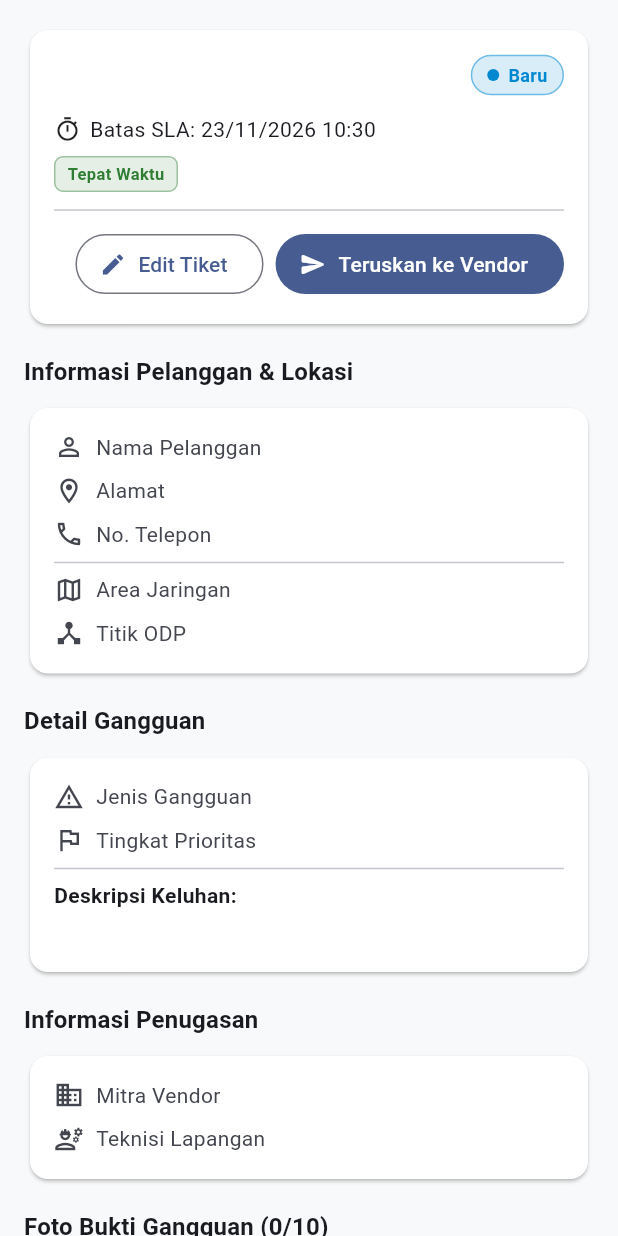
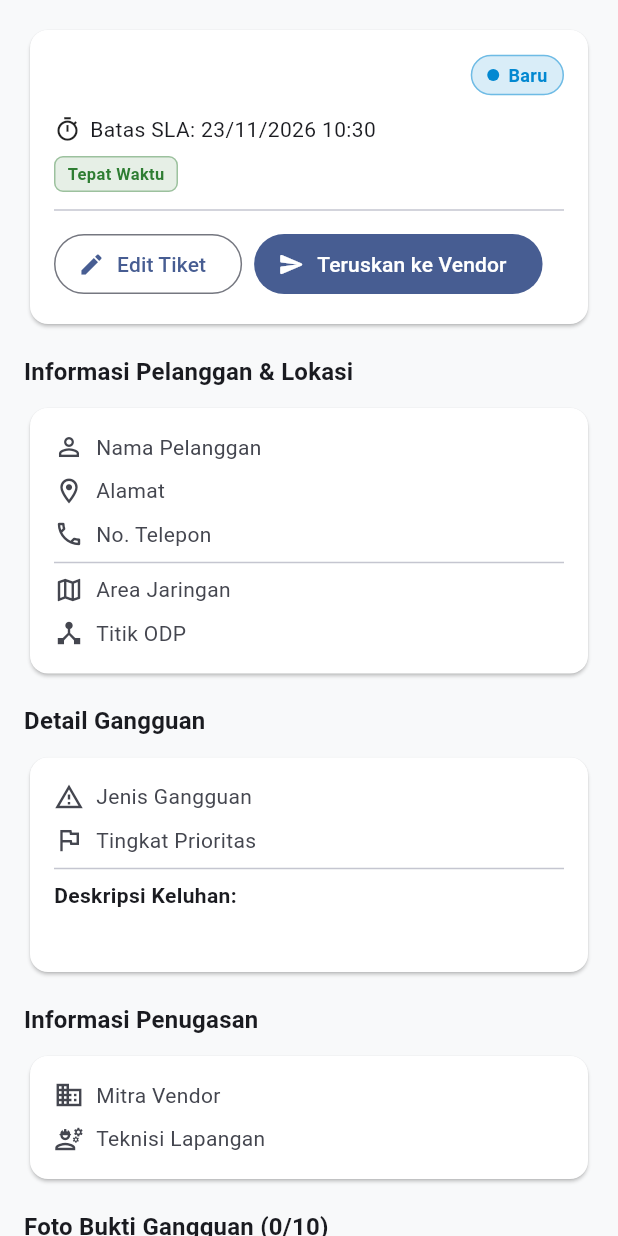
Before and after one commit to vikinura/Fiber-Track, a Flutter app: the _TicketDetailContent widget shown alone on an empty page, opened directly with empty values, on a phone screen of 412 x 824 dp. Run offline on Flutter 3.47's test engine with Material 3 defaults, Android fonts, the phone set to English and light mode, and no system bars; our stand-ins replace cached_network_image, dio, equatable, fl_chart, flutter_bloc, flutter_secure_storage and 5 more; accounts and stored records are empty; network calls fail.

Commit message:
fix(ui): wrap edit ticket and forward to vendor action buttons

```diff
--- a/mobile/lib/features/ticket/presentation/pages/ticket_detail_page.dart
+++ b/mobile/lib/features/ticket/presentation/pages/ticket_detail_page.dart
@@ -153,8 +153,10 @@ class _TicketDetailContent extends StatelessWidget {
                 ),
                 if (ticket.status == TicketStatus.newStatus) ...[
                   const Divider(height: 24),
-                  Row(
-                    mainAxisAlignment: MainAxisAlignment.end,
+                  Wrap(
+                    alignment: WrapAlignment.end,
+                    spacing: 8,
+                    runSpacing: 8,
                     children: [
                       OutlinedButton.icon(
                         onPressed: () {
@@ -166,7 +168,6 @@ class _TicketDetailContent extends StatelessWidget {
                         icon: const Icon(Icons.edit, size: 18),
                         label: const Text('Edit Tiket'),
                       ),
-                      const SizedBox(width: 8),
                       FilledButton.icon(
                         onPressed: () async {
                           final vendorsResult = await getIt<GetVendors>()
```
